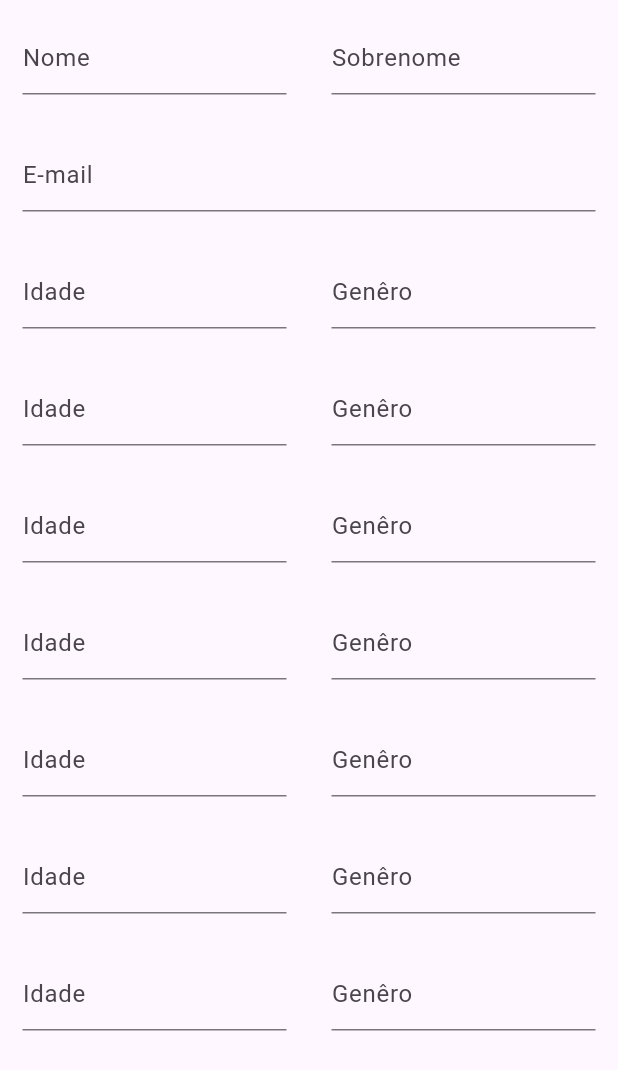
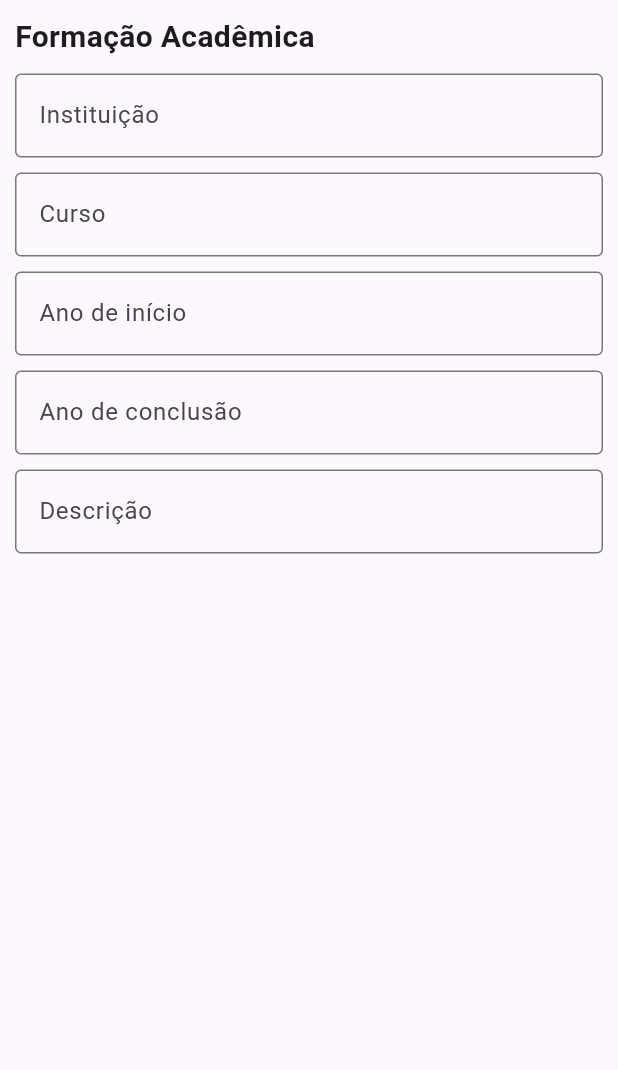
Before and after one commit to caiorebert/seuJob-app, a Flutter app: the FormInfoAcademicas widget shown alone on an empty page, opened directly, on a phone screen of 412 x 824 dp. Shown: the top 1070 px of the screen. Run offline on Flutter 3.47's test engine with Material 3 defaults, Android fonts, the phone set to English and light mode, and no system bars; our stand-ins replace firebase_analytics, firebase_core, firebase_messaging, fl_chart, flutter_local_notifications, fluttertoast and 7 more; accounts and stored records are empty; network calls fail.

Commit message:
resolvendo conflitos

```diff
--- a/lib/pages/curriculo/components/form_info_academicas.dart
+++ b/lib/pages/curriculo/components/form_info_academicas.dart
@@ -17,180 +17,59 @@ class _FormInfoAcademicasState extends State<FormInfoAcademicas> {
           width: double.infinity,
           child: ListView(
             children: [
-              SizedBox(
-                width: double.infinity,
-                child: Row(
-                  children: [
-                    Expanded(
-                        child: Padding(
-                          padding: const EdgeInsets.all(15),
-                          child: TextFormField(
-                            decoration: InputDecoration(hintText: "Nome"),
-                          ),
-                        )),
-                    Expanded(
-                        child: Padding(
-                            padding: const EdgeInsets.all(15),
-                            child: TextFormField(
-                              decoration: InputDecoration(hintText: "Sobrenome"),
-                            ))),
-                  ],
+              Padding(
+                padding: const EdgeInsets.only(top: 10, left: 10, right: 10),
+                child: Text(
+                  'Formação Acadêmica',
+                  style: TextStyle(
+                    fontSize: 20,
+                    fontWeight: FontWeight.bold,
                   ),
                 ),
-              SizedBox(
-                  width: double.infinity,
-                  child: Padding(
-                    padding: const EdgeInsets.all(15),
+              ),
+              Padding(
+                padding: const EdgeInsets.only(top: 10, left: 10, right: 10),
                 child: TextFormField(
-                      decoration: InputDecoration(hintText: "E-mail"),
-                    ),
-                  )
-              ),
-              SizedBox(
-                width: double.infinity,
-                child: Row(
-                  children: [
-                    Expanded(
-                        child: Padding(
-                            padding: const EdgeInsets.all(15),
-                            child: TextFormField(
-                              decoration: InputDecoration(hintText: "Idade"),
-                            ))),
-                    Expanded(
-                        child: Padding(
-                            padding: const EdgeInsets.all(15),
-                            child: TextFormField(
-                              decoration: InputDecoration(hintText: "Genêro"),
-                            )
-                        )
-                    ),
-                  ],
+                  decoration: InputDecoration(
+                    labelText: 'Instituição',
+                    border: OutlineInputBorder(),
                   ),
                 ),
-              SizedBox(
-                width: double.infinity,
-                child: Row(
-                  children: [
-                    Expanded(
-                        child: Padding(
-                            padding: const EdgeInsets.all(15),
+              ),
+              Padding(
+                padding: const EdgeInsets.only(top: 10, left: 10, right: 10),
                 child: TextFormField(
-                              decoration: InputDecoration(hintText: "Idade"),
-                            ))),
-                    Expanded(
-                        child: Padding(
-                            padding: const EdgeInsets.all(15),
-                            child: TextFormField(
-                              decoration: InputDecoration(hintText: "Genêro"),
-                            )
-                        )
-                    ),
-                  ],
+                  decoration: InputDecoration(
+                    labelText: 'Curso',
+                    border: OutlineInputBorder(),
                   ),
                 ),
-              SizedBox(
-                width: double.infinity,
-                child: Row(
-                  children: [
-                    Expanded(
-                        child: Padding(
-                            padding: const EdgeInsets.all(15),
+              ),
+              Padding(
+                padding: const EdgeInsets.only(top: 10, left: 10, right: 10),
                 child: TextFormField(
-                              decoration: InputDecoration(hintText: "Idade"),
-                            ))),
-                    Expanded(
-                        child: Padding(
-                            padding: const EdgeInsets.all(15),
-                            child: TextFormField(
-                              decoration: InputDecoration(hintText: "Genêro"),
-                            )
-                        )
-                    ),
-                  ],
+                  decoration: InputDecoration(
+                    labelText: 'Ano de início',
+                    border: OutlineInputBorder(),
                   ),
                 ),
-              SizedBox(
-                width: double.infinity,
-                child: Row(
-                  children: [
-                    Expanded(
-                        child: Padding(
-                            padding: const EdgeInsets.all(15),
+              ),
+              Padding(
+                padding: const EdgeInsets.only(top: 10, left: 10, right: 10),
                 child: TextFormField(
-                              decoration: InputDecoration(hintText: "Idade"),
-                            ))),
-                    Expanded(
-                        child: Padding(
-                            padding: const EdgeInsets.all(15),
-                            child: TextFormField(
-                              decoration: InputDecoration(hintText: "Genêro"),
-                            )
-                        )
-                    ),
-                  ],
+                  decoration: InputDecoration(
+                    labelText: 'Ano de conclusão',
+                    border: OutlineInputBorder(),
                   ),
                 ),
-              SizedBox(
-                width: double.infinity,
-                child: Row(
-                  children: [
-                    Expanded(
-                        child: Padding(
-                            padding: const EdgeInsets.all(15),
+              ),
+              Padding(
+                padding: const EdgeInsets.only(top: 10, left: 10, right: 10),
                 child: TextFormField(
-                              decoration: InputDecoration(hintText: "Idade"),
-                            ))),
-                    Expanded(
-                        child: Padding(
-                            padding: const EdgeInsets.all(15),
-                            child: TextFormField(
-                              decoration: InputDecoration(hintText: "Genêro"),
-                            )
-                        )
+                  decoration: InputDecoration(
+                    labelText: 'Descrição',
+                    border: OutlineInputBorder(),
                   ),
-                  ],
-                ),
-              ),
-              SizedBox(
-                width: double.infinity,
-                child: Row(
-                  children: [
-                    Expanded(
-                        child: Padding(
-                            padding: const EdgeInsets.all(15),
-                            child: TextFormField(
-                              decoration: InputDecoration(hintText: "Idade"),
-                            ))),
-                    Expanded(
-                        child: Padding(
-                            padding: const EdgeInsets.all(15),
-                            child: TextFormField(
-                              decoration: InputDecoration(hintText: "Genêro"),
-                            )
-                        )
-                    ),
-                  ],
-                ),
-              ),
-              SizedBox(
-                width: double.infinity,
-                child: Row(
-                  children: [
-                    Expanded(
-                        child: Padding(
-                            padding: const EdgeInsets.all(15),
-                            child: TextFormField(
-                              decoration: InputDecoration(hintText: "Idade"),
-                            ))),
-                    Expanded(
-                        child: Padding(
-                            padding: const EdgeInsets.all(15),
-                            child: TextFormField(
-                              decoration: InputDecoration(hintText: "Genêro"),
-                            )
-                        )
-                    ),
-                  ],
                 ),
               ),
             ],
--- a/lib/providers/auth_provider.dart
+++ b/lib/providers/auth_provider.dart
@@ -16,42 +16,35 @@ class AuthProvider with ChangeNotifier {
 
   User get user => _user;
 
-
-  Future<bool> login(String login, String senha) async{
+  Future<bool> login(String login, String senha) async {
     logando = true;
     notifyListeners();
 
     http.Response responseToken;
 
     try {
-      responseToken = await http.post(Uri.parse(ApiRoutes.BASE_URL + ApiRoutes.LOGIN),
-          body: jsonEncode({
-            "login": login,
-            "password": senha
-          }),
+      responseToken = await http.post(
+          Uri.parse(ApiRoutes.BASE_URL + ApiRoutes.LOGIN),
+          body: jsonEncode({"login": login, "password": senha}),
           headers: {
             'Content-Type': "application/json"
-          }
-      ).timeout(const Duration(seconds: 5));
+          }).timeout(const Duration(seconds: 5));
     } catch (e) {
       logando = false;
       notifyListeners();
       throw "Erro ao tentar se conectar com o servidor";
     }
 
-    if (responseToken.body.isNotEmpty) {
+    if (responseToken.statusCode == 200) {
       final token = jsonDecode(responseToken.body)["token"];
       this.token = token;
-      var response = await http.post(Uri.parse(ApiRoutes.BASE_URL + ApiRoutes.USER),
-          body: jsonEncode({
-            "login": login,
-            "password": senha
-          }),
-        headers: {
-          'Content-Type': "application/json",
-          'Authorization': "Bearer $token",
-        }
-      );
+      var response = await http.post(
+          Uri.parse(ApiRoutes.BASE_URL + ApiRoutes.USER),
+          body: jsonEncode({"login": login, "password": senha}),
+          headers: {
+            'Content-Type': "application/json",
+            'Authorization': "Bearer $token",
+          });
       logando = false;
 
       try {
@@ -64,18 +57,18 @@ class AuthProvider with ChangeNotifier {
         notifyListeners();
         return true;
       } catch (e) {
-        print("error");
+        print(e.toString());
       }
+    } else {
+      print("erro ao logar");
     }
     logando = false;
     notifyListeners();
     return false;
   }
 
-
   void logout() {
     _user.logged = false;
     notifyListeners();
   }
-
 }
--- a/pubspec.yaml
+++ b/pubspec.yaml
@@ -32,14 +32,11 @@ dependencies:
     sdk: flutter
   provider: ^6.0.5
   http: ^0.13.5
-<<<<<<< HEAD
   firebase_core: ^3.3.0
-=======
   fl_chart: ^0.40.0
 
   # The following adds the Cupertino Icons font to your application.
   # Use with the CupertinoIcons class for iOS style icons.
->>>>>>> 4c693b7a5578940885140b1ae11ae278d7126340
   cupertino_icons: ^1.0.6
   fluttertoast: ^8.2.5
   image_picker: ^1.1.2
```
Also changed, not shown: pubspec.lock. Lines whose indentation alone changed are shown as unchanged.
